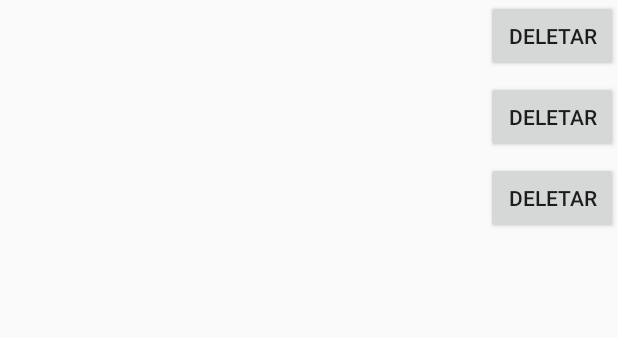
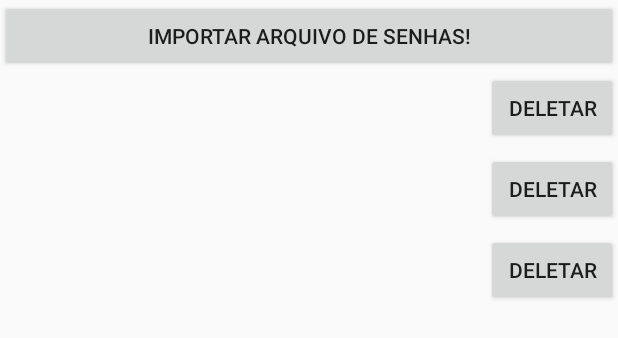
Before and after one commit to FlorencioNatan/hipocampo, an Android app: the layout activity_settigns.xml on its own in the app's theme, with its tools: preview values and no code run, on a phone screen of 412 x 824 dp. Shown: the top 338 px of the screen. Run offline under Robolectric (Android 15) with nearby library versions, the phone set to English and light mode, and no system bars.

Commit message:
Add a button to import file.
modified:   app/src/main/res/layout/activity_settigns.xml
modified:   app/src/main/res/values/strings.xml

```diff
--- a/app/src/main/res/layout/activity_settigns.xml
+++ b/app/src/main/res/layout/activity_settigns.xml
@@ -1,10 +1,17 @@
 <?xml version="1.0" encoding="utf-8"?>
-<RelativeLayout xmlns:android="http://schemas.android.com/apk/res/android"
+<LinearLayout xmlns:android="http://schemas.android.com/apk/res/android"
     xmlns:tools="http://schemas.android.com/tools"
     android:id="@+id/activity_settigns"
     android:layout_width="match_parent"
     android:layout_height="match_parent"
-    tools:context="example.com.hipocampo.activities.SettignsActivity">
+    tools:context="example.com.hipocampo.activities.SettignsActivity"
+    android:orientation="vertical">
+
+    <Button
+        android:layout_width="match_parent"
+        android:layout_height="wrap_content"
+        android:text="@string/import_password_file"
+        android:id="@+id/btImport" />
 
     <android.support.v7.widget.RecyclerView xmlns:android="http://schemas.android.com/apk/res/android"
         xmlns:app="http://schemas.android.com/apk/res-auto"
@@ -17,4 +24,4 @@
         tools:context="example.com.hipocampo.activities.SettignsActivity"
         tools:listitem="@layout/fragment_folder" />
 
-</RelativeLayout>
+</LinearLayout>
--- a/app/src/main/res/values/strings.xml
+++ b/app/src/main/res/values/strings.xml
@@ -22,5 +22,6 @@
     <string name="master_password_error_dialog_title">Senha Incorreta</string>
     <string name="master_password_error_dialog_message">A senha informada é incorreta!</string>
     <string name="folder_name_dialog_title">Nome da pasta</string>
+    <string name="import_password_file">Importar arquivo de senhas!</string>
 
 </resources>
```
